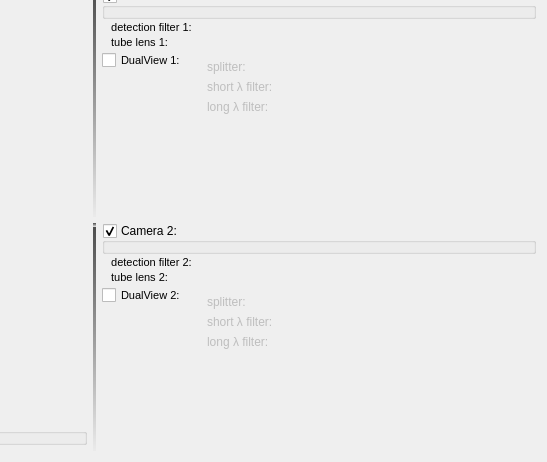
Above: plugins/spimb040/qfespimb040opticssetup.ui from jkriege2/QuickFit3 before the change; both pictures show x 816 to 1363 and y 315 to 777 of the 1363 by 777 pixel window. Below: the same form after it.
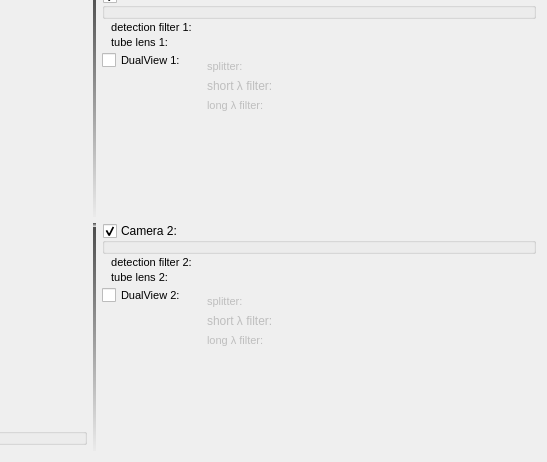
That is the form after the change. Icons and pictures are not drawn. Custom widgets are drawn as their Qt base class.

Commit message: QuickFit3/SPIM: improved resource consumtions/repaintings in idle state of optics setup widget a bit

Diff of the .ui file:
```diff
--- a/plugins/spimb040/qfespimb040opticssetup.ui
+++ b/plugins/spimb040/qfespimb040opticssetup.ui
@@ -1226,6 +1226,11 @@
          <layout class="QFormLayout" name="formLayout_9">
           <item row="0" column="0">
            <widget class="QLabel" name="label_24">
+            <property name="font">
+             <font>
+              <pointsize>8</pointsize>
+             </font>
+            </property>
             <property name="text">
              <string>splitter:</string>
             </property>
@@ -1233,6 +1238,11 @@
           </item>
           <item row="1" column="0">
            <widget class="QLabel" name="label_25">
+            <property name="font">
+             <font>
+              <pointsize>8</pointsize>
+             </font>
+            </property>
             <property name="text">
              <string>&lt;!DOCTYPE HTML PUBLIC &quot;-//W3C//DTD HTML 4.0//EN&quot; &quot;http://www.w3.org/TR/REC-html40/strict.dtd&quot;&gt;
 &lt;html&gt;&lt;head&gt;&lt;meta name=&quot;qrichtext&quot; content=&quot;1&quot; /&gt;&lt;style type=&quot;text/css&quot;&gt;
@@ -1244,6 +1254,11 @@
           </item>
           <item row="2" column="0">
            <widget class="QLabel" name="label_26">
+            <property name="font">
+             <font>
+              <pointsize>8</pointsize>
+             </font>
+            </property>
             <property name="text">
              <string>long λ filter:</string>
             </property>
@@ -1337,6 +1352,11 @@
          <layout class="QFormLayout" name="formLayout_8">
           <item row="0" column="0">
            <widget class="QLabel" name="label_18">
+            <property name="font">
+             <font>
+              <pointsize>8</pointsize>
+             </font>
+            </property>
             <property name="text">
              <string>splitter:</string>
             </property>
@@ -1344,6 +1364,11 @@
           </item>
           <item row="1" column="0">
            <widget class="QLabel" name="label_19">
+            <property name="font">
+             <font>
+              <pointsize>8</pointsize>
+             </font>
+            </property>
             <property name="text">
              <string>&lt;!DOCTYPE HTML PUBLIC &quot;-//W3C//DTD HTML 4.0//EN&quot; &quot;http://www.w3.org/TR/REC-html40/strict.dtd&quot;&gt;
 &lt;html&gt;&lt;head&gt;&lt;meta name=&quot;qrichtext&quot; content=&quot;1&quot; /&gt;&lt;style type=&quot;text/css&quot;&gt;
@@ -1355,6 +1380,11 @@
           </item>
           <item row="2" column="0">
            <widget class="QLabel" name="label_23">
+            <property name="font">
+             <font>
+              <pointsize>8</pointsize>
+             </font>
+            </property>
             <property name="text">
              <string>long λ filter:</string>
             </property>
```
The commit also changes 1 other file.
